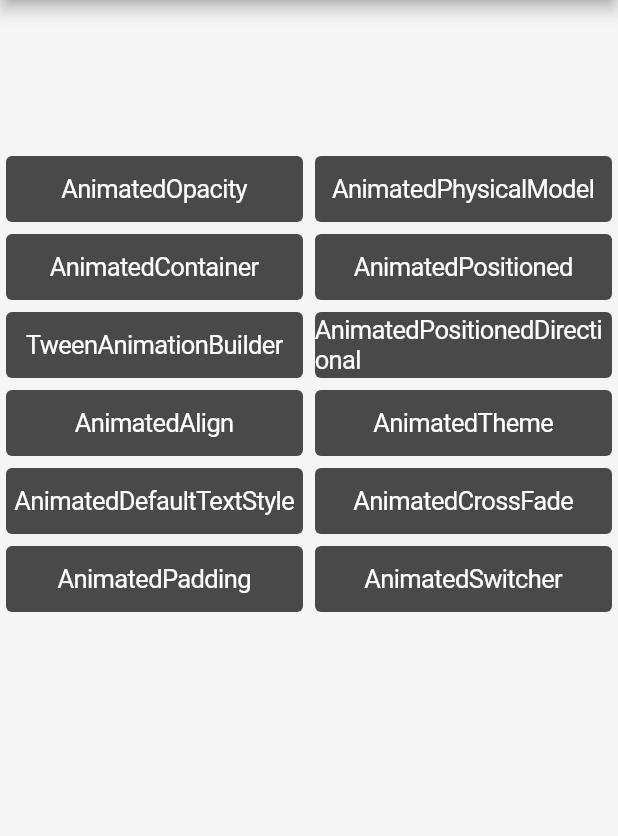
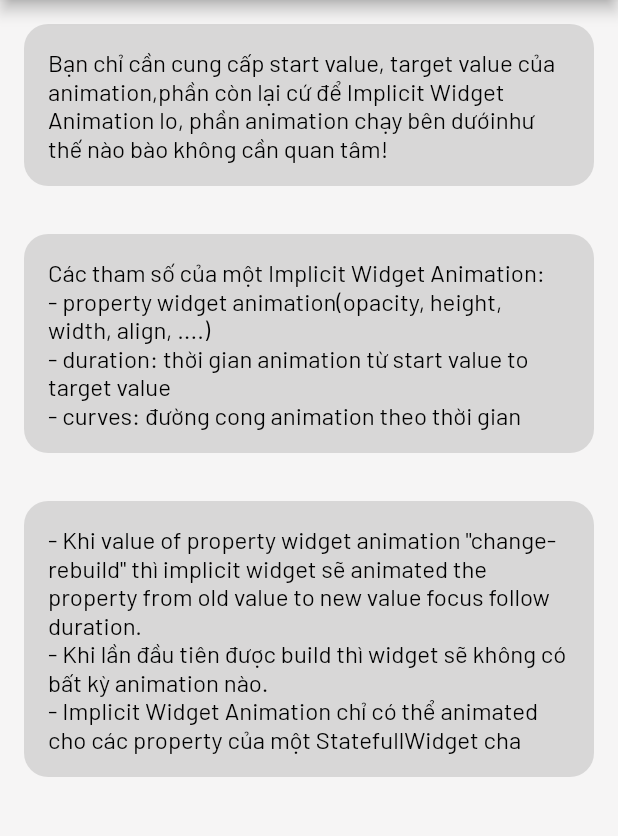
Before and after one commit to vlsilver/i_flutter-animations, a Flutter app: the screen it shows after launch, on a phone screen of 412 x 824 dp, the part 168-1004 px from its top. Run offline on Flutter 3.47's test engine with Material 2 defaults, Android fonts, the phone set to English and light mode, and no system bars.

Commit message:
implicit animation part_1

```diff
--- a/lib/implicit_animtion/AnimatedOpacity.dart
+++ /dev/null
@@ -1,135 +0,0 @@
-import 'package:animations/common/theme.dart';
-import 'package:flutter/cupertino.dart';
-import 'package:flutter/material.dart';
-
-class AnimatedOpacityScreen extends StatefulWidget {
-  _OpacityScreenState createState() => _OpacityScreenState();
-}
-
-class _OpacityScreenState extends State<AnimatedOpacityScreen> {
-  _OpacityScreenState() : super();
-
-  var listImplicitAnimation = <String>[
-    'AnimatedOpacity',
-    'AnimatedContainer',
-    'TweenAnimationBuilder',
-    'AnimatedAlign',
-    'AnimatedDefaultTextStyle',
-    'AnimatedPadding',
-    'AnimatedPhysicalModel',
-    'AnimatedPositioned',
-    'AnimatedPositionedDirectional',
-    'AnimatedTheme',
-    'AnimatedCrossFade',
-    'AnimatedSwitcher',
-  ];
-
-  var listTeam = <String>['T', 'E', 'A', 'M'];
-
-  var opecity = 0.0;
-
-  @override
-  Widget build(BuildContext context) {
-    return Scaffold(
-        appBar: AppBar(
-          title: Text('Implicit Animations'),
-        ),
-        body: PageView(
-          children: [
-            // Center(child: Container(child: Text('Introduce'))),
-            Column(
-              mainAxisSize: MainAxisSize.min,
-              children: [
-                Container(
-                  height: 100,
-                  child: Center(
-                    child: ListView.builder(
-                      shrinkWrap: true,
-                      scrollDirection: Axis.horizontal,
-                      itemBuilder: (context, index) {
-                        // var opecity = 0.0;
-
-                        print('Build Item');
-                        return FutureBuilder(
-                            future: Future.delayed(Duration(seconds: index))
-                                .then((_) {
-                              return index;
-                            }),
-                            initialData: -1,
-                            builder: (context, snap) {
-                              if (snap.data == -1) {
-                                return Container();
-                              } else {
-                                return AnimatedOpacity(
-                                  duration: Duration(milliseconds: 2000),
-                                  opacity: opecity,
-                                  onEnd: () {
-                                    opecity = opecity == 0.0 ? 1.0 : 0.0;
-                                  },
-                                  child: Text(
-                                    listTeam[index],
-                                    style: TextStyle(
-                                        fontSize: 75,
-                                        fontWeight: FontWeight.bold),
-                                  ),
-                                );
-                              }
-                            });
-                      },
-                      itemCount: listTeam.length,
-                    ),
-                  ),
-                ),
-                Row(
-                  mainAxisSize: MainAxisSize.min,
-                  children: [
-                    Expanded(
-                      child: ListView.builder(
-                          shrinkWrap: true,
-                          itemCount: listImplicitAnimation.length ~/ 2,
-                          itemBuilder: (context, index) => Padding(
-                                padding: const EdgeInsets.all(4),
-                                child: CupertinoButton(
-                                    padding: EdgeInsets.all(0),
-                                    color: Colors.black.withOpacity(0.7),
-                                    borderRadius: BorderRadius.circular(4),
-                                    child: Text(
-                                      listImplicitAnimation[index],
-                                      style: TextStyle(color: Colors.white),
-                                    ),
-                                    onPressed: () {
-                                      setState(() {
-                                        opecity = opecity == 0.0 ? 1.0 : 0.0;
-                                      });
-                                    }),
-                              )),
-                    ),
-                    Expanded(
-                      child: ListView.builder(
-                          shrinkWrap: true,
-                          itemCount: listImplicitAnimation.length ~/ 2,
-                          itemBuilder: (context, index) => Padding(
-                                padding: const EdgeInsets.all(4.0),
-                                child: CupertinoButton(
-                                    padding: EdgeInsets.all(0),
-                                    color: Colors.black.withOpacity(0.7),
-                                    borderRadius: BorderRadius.circular(4),
-                                    child: Text(
-                                      listImplicitAnimation[index +
-                                          listImplicitAnimation.length ~/ 2],
-                                      style: TextStyle(color: Colors.white),
-                                    ),
-                                    onPressed: () {
-                                      opecity = opecity == 0.0 ? 1.0 : 0.0;
-                                      setState(() {});
-                                    }),
-                              )),
-                    )
-                  ],
-                ),
-              ],
-            )
-          ],
-        ));
-  }
-}
--- /dev/null
+++ b/lib/implicit_animtion/implicit.dart
@@ -0,0 +1,79 @@
+import 'package:animations/implicit_animtion/example.dart';
+import 'package:flutter/cupertino.dart';
+import 'package:flutter/material.dart';
+
+var text1 = 'Bạn chỉ cần cung cấp start value, target value của animation,'
+    'phần còn lại cứ để Implicit Widget Animation lo, phần animation chạy bên dưới'
+    'như thế nào bào không cần quan tâm!';
+
+var text2 = 'Các tham số của một Implicit Widget Animation:\n'
+    '- property widget animation(opacity, height, width, align, ....)\n'
+    '- duration: thời gian animation từ start value to target value\n'
+    '- curves: đường cong animation theo thời gian';
+
+var text3 =
+    '- Khi value of property widget animation "change-rebuild" thì implicit widget sẽ'
+    ' animated the property from old value to new value focus follow duration.\n'
+    '- Khi lần đầu tiên được build thì widget sẽ không có bất kỳ animation nào.\n'
+    '- Implicit Widget Animation chỉ có thể animated cho các property của một StatefullWidget cha';
+
+class ImplicitAnimation extends StatelessWidget {
+  @override
+  Widget build(BuildContext context) {
+    return Scaffold(
+        appBar: AppBar(
+          title: Text('Implicit Animations'),
+        ),
+        body: PageView(
+          allowImplicitScrolling: true,
+          children: [
+            Center(
+              child: Column(children: [
+                CustomFormText(
+                  text: text1,
+                ),
+                CustomFormText(
+                  text: text2,
+                ),
+                CustomFormText(
+                  text: text3,
+                ),
+              ]),
+            ),
+            ExampleImplicitAnimation(),
+          ],
+        ));
+  }
+}
+
+class CustomFormText extends StatefulWidget {
+  const CustomFormText({
+    @required this.text,
+  }) : super();
+  final String text;
+
+  @override
+  _CustomFormTextState createState() => _CustomFormTextState();
+}
+
+class _CustomFormTextState extends State<CustomFormText> {
+  @override
+  Widget build(BuildContext context) {
+    return Padding(
+      padding: const EdgeInsets.all(16.0),
+      child: Container(
+        alignment: Alignment.centerLeft,
+        padding: EdgeInsets.all(16),
+        // height: 80,
+        decoration: BoxDecoration(
+          color: Colors.black12,
+          borderRadius: BorderRadius.circular(16),
+        ),
+        child: Text(
+          this.widget.text,
+          style: TextStyle(fontSize: 16, color: Colors.black),
+        ),
+      ),
+    );
+  }
+}
--- a/lib/main.dart
+++ b/lib/main.dart
@@ -1,5 +1,5 @@
 import 'package:animations/common/theme.dart';
-import 'package:animations/implicit_animtion/AnimatedOpacity.dart';
+import 'package:animations/implicit_animtion/implicit.dart';
 import 'package:flutter/material.dart';
 
 void main() {
@@ -32,6 +32,6 @@ class _MyHomePageState extends State<MyHomePage> {
         appBar: AppBar(
           title: Text(widget.title),
         ),
-        body: AnimatedOpacityScreen());
+        body: ImplicitAnimation());
   }
 }
```
Also changed, not shown: lib/implicit_animtion/example.dart (added, +150 -0 lines), lib/implicit_animtion/info.dart (added).
